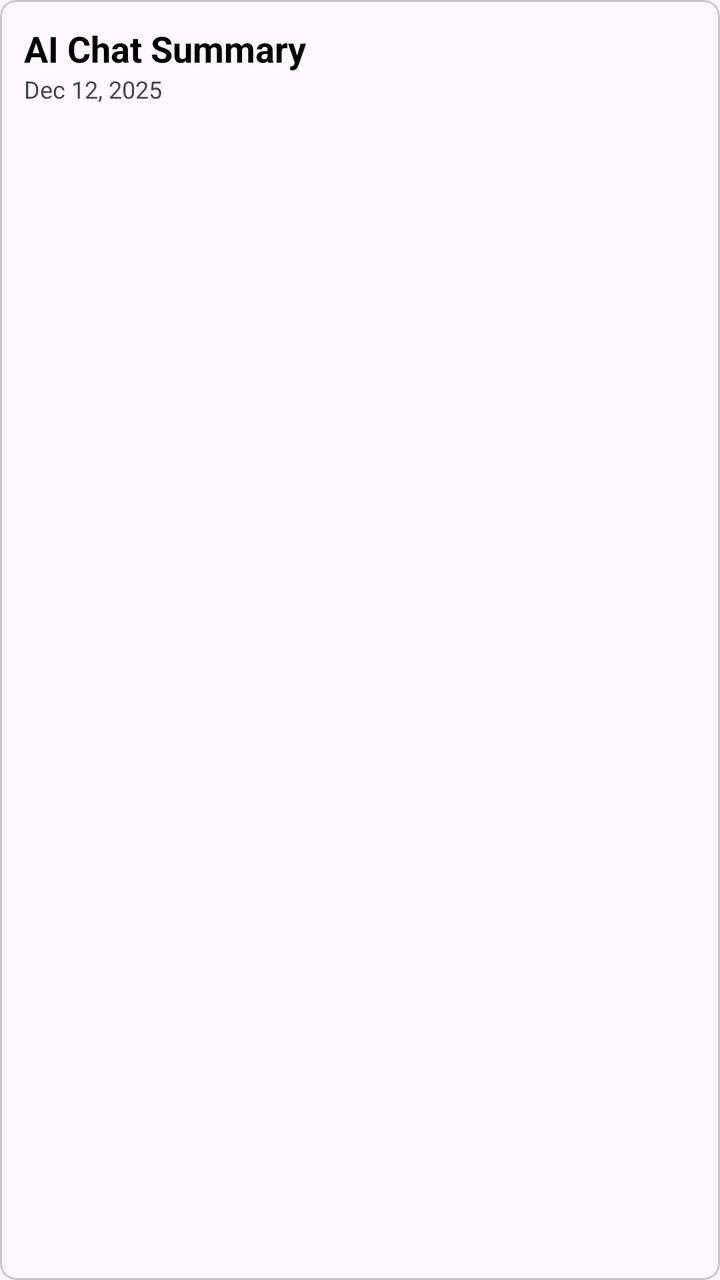
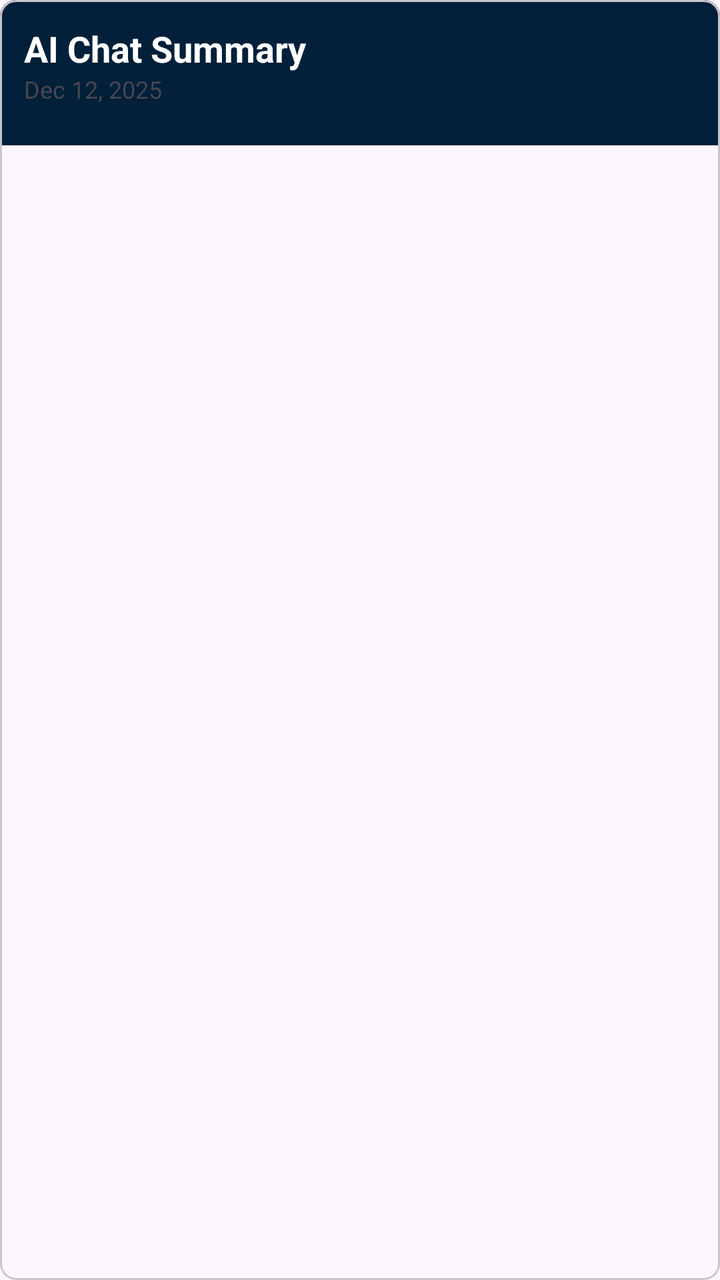

Before-and-after screenshots of an Android layout around one commit, followed by the original layout XML and the change that was made.
<!-- AndroidManifest.xml: application theme Theme.KeyboardAi -->
<!-- res/layout/list_item_ainote.xml -->
<?xml version="1.0" encoding="utf-8"?>
<com.google.android.material.card.MaterialCardView
    xmlns:android="http://schemas.android.com/apk/res/android"
    xmlns:app="http://schemas.android.com/apk/res-auto"
    android:id="@+id/note_card"
    android:layout_width="match_parent"
    android:layout_height="wrap_content"
    app:cardCornerRadius="8dp"
    android:layout_margin="8dp">

    <LinearLayout
        android:layout_width="match_parent"
        android:layout_height="wrap_content"
        android:orientation="vertical"
        android:padding="12dp">

        
        <TextView
            android:id="@+id/note_title"
            android:layout_width="match_parent"
            android:layout_height="wrap_content"
            android:text="AI Chat Summary"
            android:textStyle="bold"
            android:textSize="18sp"
            android:textColor="@android:color/black"/>

        <TextView
            android:id="@+id/note_date"
            android:layout_width="match_parent"
            android:layout_height="wrap_content"
            android:text="Dec 12, 2025"
            android:textSize="12sp"/>

        
        <LinearLayout
            android:id="@+id/mini_chat_container"
            android:layout_width="match_parent"
            android:layout_height="wrap_content"
            android:orientation="vertical"
            android:layout_marginTop="8dp"/>

    </LinearLayout>
</com.google.android.material.card.MaterialCardView>
<!-- resources referenced by this layout -->
<resources>
  <style name="Theme.KeyboardAi" parent="android:Theme.Material.Light.NoActionBar" />
</resources>

<!-- the commit's change to res/layout/list_item_ainote.xml (unified diff, before → after) -->
@@ -12,6 +12,7 @@
         android:layout_width="match_parent"
         android:layout_height="wrap_content"
         android:orientation="vertical"
+        android:background="#02203A"
         android:padding="12dp">
 
         
@@ -22,7 +23,7 @@
             android:text="AI Chat Summary"
             android:textStyle="bold"
             android:textSize="18sp"
-            android:textColor="@android:color/black"/>
+            android:textColor="@color/white"/>
 
         <TextView
             android:id="@+id/note_date"
<!-- resource entries referenced after the edit -->
@@ -1,5 +1,6 @@
 <!-- resources referenced by this layout -->
 <resources>
+  <color name="white">#FFFFFFFF</color>
   <style name="Theme.KeyboardAi" parent="android:Theme.Material.Light.NoActionBar" />
 </resources>
 
